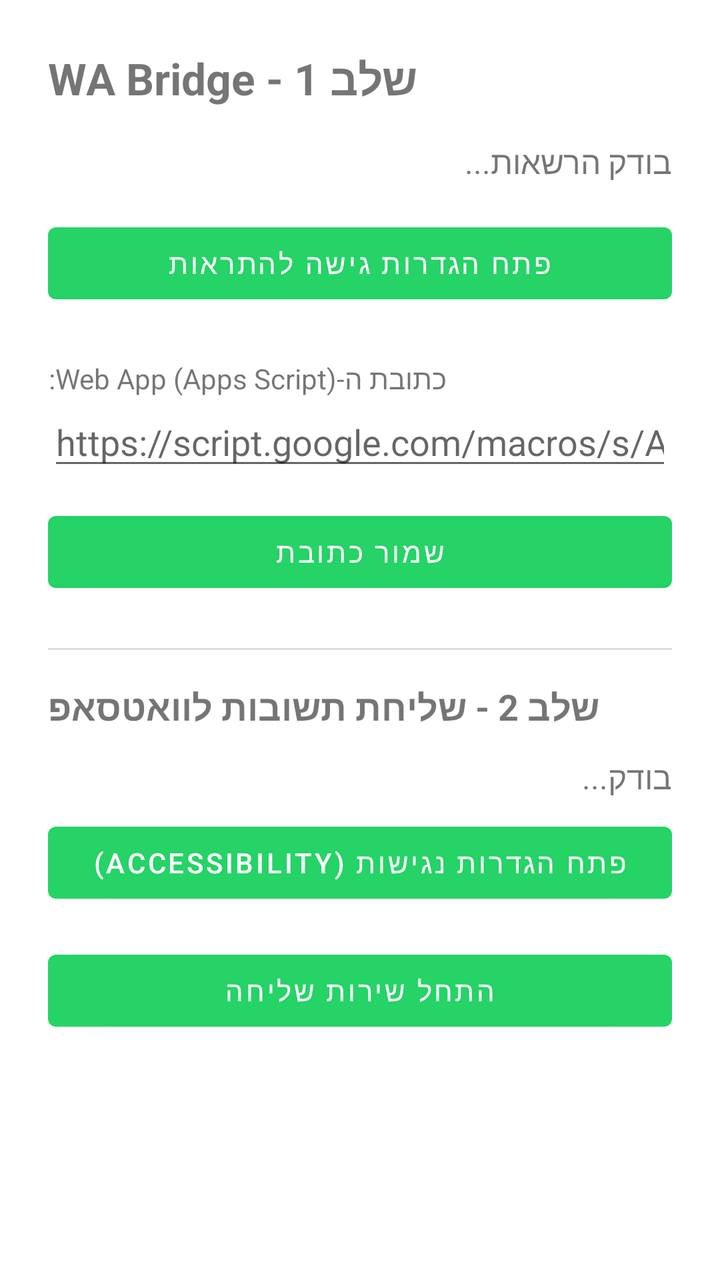
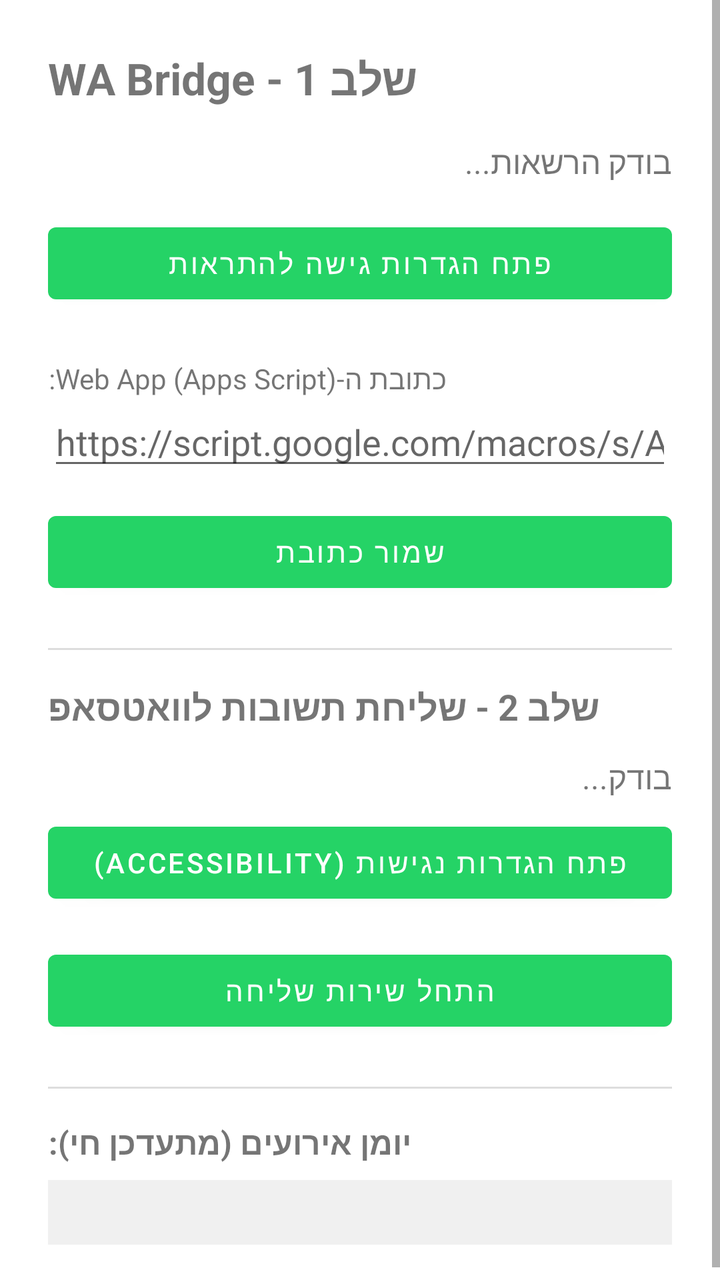

Compare the two renders of this Android layout. The source of the first and the diff that turns it into the second are given below.
<!-- AndroidManifest.xml: application theme Theme.WaBridge -->
<!-- res/layout/activity_main.xml -->
<?xml version="1.0" encoding="utf-8"?>
<ScrollView xmlns:android="http://schemas.android.com/apk/res/android"
    android:layout_width="match_parent"
    android:layout_height="match_parent">

<LinearLayout
    android:layout_width="match_parent"
    android:layout_height="wrap_content"
    android:orientation="vertical"
    android:padding="24dp">

    <TextView
        android:id="@+id/tvTitle"
        android:layout_width="wrap_content"
        android:layout_height="wrap_content"
        android:text="WA Bridge - שלב 1"
        android:textSize="22sp"
        android:textStyle="bold"
        android:layout_marginBottom="16dp" />

    <TextView
        android:id="@+id/tvStatus"
        android:layout_width="match_parent"
        android:layout_height="wrap_content"
        android:text="בודק הרשאות..."
        android:textSize="16sp"
        android:layout_marginBottom="16dp" />

    <Button
        android:id="@+id/btnGrantAccess"
        android:layout_width="match_parent"
        android:layout_height="wrap_content"
        android:text="פתח הגדרות גישה להתראות"
        android:layout_marginBottom="24dp" />

    <TextView
        android:layout_width="wrap_content"
        android:layout_height="wrap_content"
        android:text="כתובת ה-Web App (Apps Script):"
        android:textSize="14sp" />

    <EditText
        android:id="@+id/etWebAppUrl"
        android:layout_width="match_parent"
        android:layout_height="wrap_content"
        android:hint="https://script.google.com/macros/s/AKfy.../exec"
        android:inputType="textUri"
        android:layout_marginBottom="12dp" />

    <Button
        android:id="@+id/btnSaveUrl"
        android:layout_width="match_parent"
        android:layout_height="wrap_content"
        android:text="שמור כתובת" />

    <View
        android:layout_width="match_parent"
        android:layout_height="1dp"
        android:background="#DDDDDD"
        android:layout_marginTop="24dp"
        android:layout_marginBottom="16dp" />

    <TextView
        android:layout_width="wrap_content"
        android:layout_height="wrap_content"
        android:text="שלב 2 - שליחת תשובות לוואטסאפ"
        android:textSize="18sp"
        android:textStyle="bold"
        android:layout_marginBottom="12dp" />

    <TextView
        android:id="@+id/tvAccessibilityStatus"
        android:layout_width="match_parent"
        android:layout_height="wrap_content"
        android:text="בודק..."
        android:textSize="16sp"
        android:layout_marginBottom="8dp" />

    <Button
        android:id="@+id/btnGrantAccessibility"
        android:layout_width="match_parent"
        android:layout_height="wrap_content"
        android:text="פתח הגדרות נגישות (Accessibility)"
        android:layout_marginBottom="16dp" />

    <Button
        android:id="@+id/btnTogglePolling"
        android:layout_width="match_parent"
        android:layout_height="wrap_content"
        android:text="התחל שירות שליחה" />

    <TextView
        android:id="@+id/tvLastEvent"
        android:layout_width="match_parent"
        android:layout_height="wrap_content"
        android:layout_marginTop="24dp"
        android:text=""
        android:textSize="13sp"
        android:textColor="#666666" />

</LinearLayout>
</ScrollView>
<!-- resources referenced by this layout -->
<resources>
  <style name="Theme.WaBridge" parent="Theme.MaterialComponents.DayNight.NoActionBar">
          <item name="colorPrimary">#25D366</item>
          <item name="colorPrimaryDark">#128C7E</item>
          <item name="colorAccent">#25D366</item>
      </style>
</resources>

<!-- the commit's change to res/layout/activity_main.xml (unified diff, before → after) -->
@@ -89,14 +89,31 @@
         android:layout_height="wrap_content"
         android:text="התחל שירות שליחה" />
 
+    <View
+        android:layout_width="match_parent"
+        android:layout_height="1dp"
+        android:background="#DDDDDD"
+        android:layout_marginTop="24dp"
+        android:layout_marginBottom="16dp" />
+
+    <TextView
+        android:layout_width="wrap_content"
+        android:layout_height="wrap_content"
+        android:text="יומן אירועים (מתעדכן חי):"
+        android:textSize="16sp"
+        android:textStyle="bold"
+        android:layout_marginBottom="8dp" />
+
     <TextView
         android:id="@+id/tvLastEvent"
         android:layout_width="match_parent"
         android:layout_height="wrap_content"
-        android:layout_marginTop="24dp"
         android:text=""
-        android:textSize="13sp"
-        android:textColor="#666666" />
+        android:textSize="12sp"
+        android:fontFamily="monospace"
+        android:textColor="#333333"
+        android:background="#F0F0F0"
+        android:padding="8dp" />
 
 </LinearLayout>
 </ScrollView>
